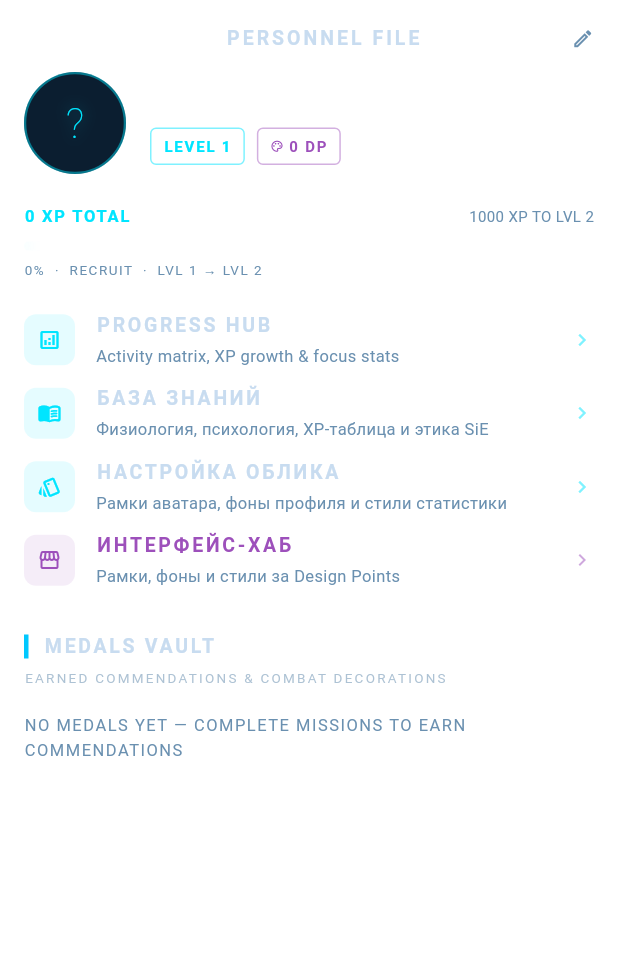
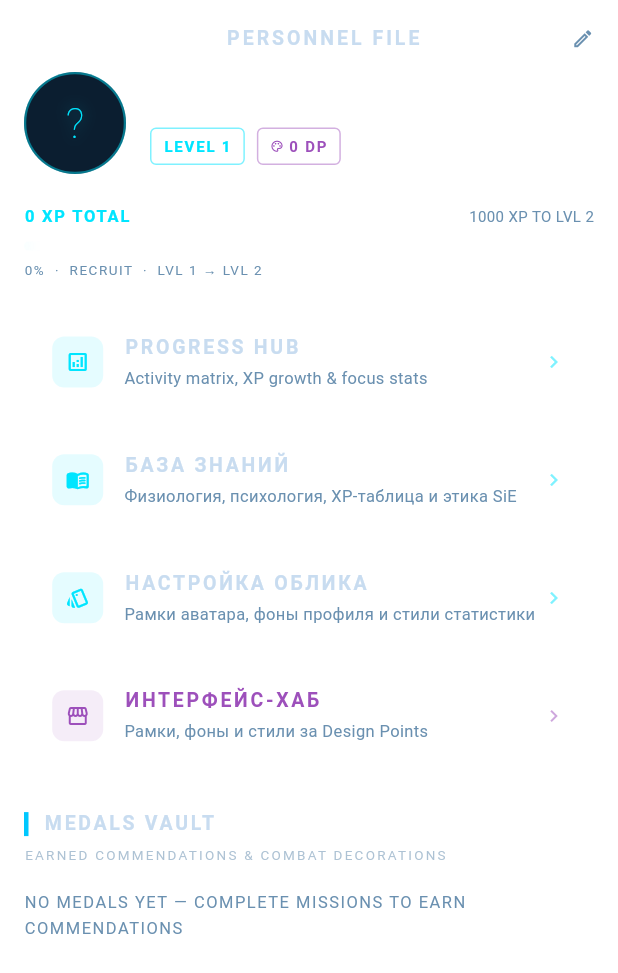
Before and after one commit to z1parus/SiE, a Flutter app: the ProfileScreen screen opened directly, on a phone screen of 412 x 824 dp. Shown: the top 973 px of the screen. Run offline on Flutter 3.47's test engine with Material 3 defaults, Android fonts, the phone set to English and light mode, and no system bars; our stand-ins replace audioplayers, cached_network_image, fl_chart, flutter_riverpod, image_picker, supabase_flutter and 1 more; missing offline and left inert: dart:js_interop, liquid_glass_widgets, soundpool; accounts and stored records are empty; network calls fail.

Commit message:
fix(ui): scroll blur flicker, star jank, customization & app icon
Profile screen scroll bugs:
- _HeaderGlassCard: useOwnLayer→false — shares GlassPage backdrop scope
  instead of racing SingleChildScrollView with per-frame capture. Eliminates
  blur flash/disappear during scroll.
- _NavButton: replaced SieGlassCard with Container+BoxDecoration — zero GPU
  shader overhead in scroll view, removes GPU contention that jerked stars.
- AchievementBadge unlocked: Container-based gold styling (no GlassCard in
  GridView inside ScrollView — same root cause as nav buttons).
- Wrapped scroll content in RepaintBoundary to isolate it from the background
  overlay layer and prevent cross-layer repaint cascades.

Profile customization now live:
- _ProfileContent watches profileBackgroundsProvider + statStylesProvider and
  resolves EquippedAssets from all three cosmetic categories.
- Equipped background gradient renders as 28% opacity overlay behind content.
- Equipped stat style renders as _StatStyleCard below the header glass card.

App icon: replaced default Flutter icon with custom SiE brand icon across all
Android mipmap densities (mdpi→xxxhdpi) using flutter_launcher_icons.

flutter analyze: 0 issues

Co-Authored-By: Claude Sonnet 4.6 <noreply@anthropic.com>

```diff
--- a/apps/central_hub/lib/screens/profile_screen.dart
+++ b/apps/central_hub/lib/screens/profile_screen.dart
@@ -18,8 +18,6 @@ const _kPurple = Color(0xFF7000FF);
 class ProfileScreen extends ConsumerWidget {
   const ProfileScreen({super.key, this.asTab = false});
 
-  /// When true the screen is mounted inside the navigation shell — skip the
-  /// own GlassPage wrapper (shell provides it) and hide the back button.
   final bool asTab;
 
   @override
@@ -114,6 +112,8 @@ class _TopBar extends StatelessWidget {
   }
 }
 
+// Glass circle buttons in the top bar don't scroll — useOwnLayer:true is fine
+// here because they sit above the SingleChildScrollView, not inside it.
 class _GlassCircleButton extends StatelessWidget {
   const _GlassCircleButton({required this.icon, required this.onTap});
   final IconData icon;
@@ -153,7 +153,7 @@ class _GlassCircleButton extends StatelessWidget {
 }
 
 // ─────────────────────────────────────────────────────────────────────────────
-// Scrollable profile body
+// Scrollable profile body — resolves all equipped cosmetics here
 // ─────────────────────────────────────────────────────────────────────────────
 class _ProfileContent extends ConsumerWidget {
   const _ProfileContent({required this.profile});
@@ -161,32 +161,81 @@ class _ProfileContent extends ConsumerWidget {
 
   @override
   Widget build(BuildContext context, WidgetRef ref) {
-    final frames = ref.watch(avatarFramesProvider).valueOrNull ?? [];
-    final frame = profile?.equippedFrameId != null
-        ? frames
-            .where((f) => f.id == profile!.equippedFrameId)
-            .firstOrNull
-        : null;
-    final frameDecoration = frame?.buildFrameDecoration() ??
+    // Resolve all three cosmetic categories in one place so a single rebuild
+    // handles frame, background, and stat-style changes simultaneously.
+    final frames      = ref.watch(avatarFramesProvider).valueOrNull ?? [];
+    final backgrounds = ref.watch(profileBackgroundsProvider).valueOrNull ?? [];
+    final styles      = ref.watch(statStylesProvider).valueOrNull ?? [];
+
+    final equipped = EquippedAssets.resolve(
+      frames:       frames,
+      backgrounds:  backgrounds,
+      styles:       styles,
+      frameId:      profile?.equippedFrameId,
+      backgroundId: profile?.equippedBackgroundId,
+      styleId:      profile?.equippedStatStyleId,
+    );
+
+    final frameDecoration = equipped.frame?.buildFrameDecoration() ??
         BoxDecoration(
           shape: BoxShape.circle,
-          border: Border.all(
-            color: _kCyan.withValues(alpha: 0.45),
-            width: 1.5,
-          ),
+          border: Border.all(color: _kCyan.withValues(alpha: 0.45), width: 1.5),
           color: SieTheme.surface,
         );
 
-    return SingleChildScrollView(
+    final xp    = profile?.totalXp ?? 0;
+    final level = (xp ~/ 1000) + 1;
+
+    return Stack(
+      children: [
+        // ── Equipped profile-background gradient overlay ──────
+        // Rendered at reduced opacity so it tints the shared space background
+        // without completely obscuring the star field.
+        if (equipped.background?.backgroundGradient != null)
+          Positioned.fill(
+            child: Opacity(
+              opacity: 0.28,
+              child: Container(
+                decoration: BoxDecoration(
+                  gradient: equipped.background!.backgroundGradient,
+                ),
+              ),
+            ),
+          ),
+
+        // ── Scrollable content ────────────────────────────────
+        // RepaintBoundary separates the scroll layer from the background
+        // overlay layer — the star field AnimationController won't trigger
+        // repaints of the scroll content (and vice-versa), eliminating the
+        // scroll-induced jank that made the stars jump.
+        RepaintBoundary(
+          child: SingleChildScrollView(
             padding: const EdgeInsets.fromLTRB(16, 4, 16, 0),
             child: Column(
               crossAxisAlignment: CrossAxisAlignment.start,
               children: [
+                // useOwnLayer:false — relies on the shell's GlassPage
+                // GlassBackdropScope. No per-scroll backdrop capture, so
+                // the blur never flickers or disappears during scroll.
                 _HeaderGlassCard(
                   profile: profile,
                   frameDecoration: frameDecoration,
                 ),
+
+                // Stat-style card — visible only when a stat style is equipped.
+                if (equipped.statStyle != null) ...[
+                  const SizedBox(height: 12),
+                  _StatStyleCard(
+                    statStyle: equipped.statStyle!,
+                    level: level,
+                    xp: xp,
+                  ),
+                ],
+
                 const SizedBox(height: 20),
+
+                // Nav buttons use plain Container+GestureDetector — no glass
+                // shaders in a scroll view (avoids backdrop capture racing).
                 _NavButton(
                   icon: Icons.analytics_outlined,
                   title: 'PROGRESS HUB',
@@ -256,12 +305,15 @@ class _ProfileContent extends ConsumerWidget {
                 const SizedBox(height: 96),
               ],
             ),
+          ),
+        ),
+      ],
     );
   }
 }
 
 // ─────────────────────────────────────────────────────────────────────────────
-// Header Glass Card — avatar + chips + XP bar
+// Header Glass Card — useOwnLayer:false eliminates scroll-induced blur flicker
 // ─────────────────────────────────────────────────────────────────────────────
 class _HeaderGlassCard extends StatelessWidget {
   const _HeaderGlassCard({
@@ -291,7 +343,10 @@ class _HeaderGlassCard extends StatelessWidget {
     return GlassCard(
       padding: const EdgeInsets.all(20),
       shape: LiquidRoundedSuperellipse(borderRadius: 24),
-      useOwnLayer: true,
+      // useOwnLayer:false — relies on the parent GlassBackdropScope
+      // (provided by the shell's GlassPage). This avoids per-frame backdrop
+      // capture that races the ScrollView and causes blur to flash on/off.
+      useOwnLayer: false,
       quality: GlassQuality.standard,
       clipBehavior: Clip.antiAlias,
       settings: LiquidGlassSettings(
@@ -310,7 +365,6 @@ class _HeaderGlassCard extends StatelessWidget {
       child: Column(
         crossAxisAlignment: CrossAxisAlignment.start,
         children: [
-          // ── Avatar + name row ─────────────────────────────
           Row(
             children: [
               Container(
@@ -335,8 +389,10 @@ class _HeaderGlassCard extends StatelessWidget {
                   children: [
                     Text(
                       username,
-                      style:
-                          Theme.of(context).textTheme.headlineMedium?.copyWith(
+                      style: Theme.of(context)
+                          .textTheme
+                          .headlineMedium
+                          ?.copyWith(
                             fontSize: 18,
                             shadows: [
                               Shadow(
@@ -369,8 +425,6 @@ class _HeaderGlassCard extends StatelessWidget {
             ],
           ),
           const SizedBox(height: 20),
-
-          // ── XP progress bar ───────────────────────────────
           Row(
             mainAxisAlignment: MainAxisAlignment.spaceBetween,
             children: [
@@ -452,7 +506,9 @@ class _AvatarLetter extends StatelessWidget {
           color: _kCyan,
           fontSize: 28,
           fontWeight: FontWeight.w200,
-          shadows: [Shadow(color: _kCyan.withValues(alpha: 0.6), blurRadius: 12)],
+          shadows: [
+            Shadow(color: _kCyan.withValues(alpha: 0.6), blurRadius: 12),
+          ],
         ),
       ),
     );
@@ -502,7 +558,57 @@ class _Chip extends StatelessWidget {
 }
 
 // ─────────────────────────────────────────────────────────────────────────────
-// Nav Button — SieGlassCard row with icon + title + subtitle + chevron
+// Equipped stat-style card — renders the XP summary with the user's chosen
+// cosmetic border/glow/accent so the customization is visibly reflected.
+// ─────────────────────────────────────────────────────────────────────────────
+class _StatStyleCard extends StatelessWidget {
+  const _StatStyleCard({
+    required this.statStyle,
+    required this.level,
+    required this.xp,
+  });
+  final CosmeticAsset statStyle;
+  final int level;
+  final int xp;
+
+  @override
+  Widget build(BuildContext context) {
+    final accent   = statStyle.accentColor;
+    final glowCol  = statStyle.styleGlowColor;
+    final glowRad  = statStyle.styleGlowRadius;
+
+    return Container(
+      width: double.infinity,
+      padding: const EdgeInsets.symmetric(horizontal: 16, vertical: 11),
+      decoration: statStyle.buildStatCardDecoration(),
+      child: Row(
+        mainAxisSize: MainAxisSize.min,
+        children: [
+          Icon(Icons.bolt, color: accent, size: 14),
+          const SizedBox(width: 8),
+          Text(
+            'LEVEL $level  ·  $xp XP',
+            style: TextStyle(
+              color: accent,
+              fontSize: 12,
+              fontWeight: FontWeight.w700,
+              letterSpacing: 1.5,
+              shadows: glowCol != null && glowRad > 0
+                  ? [Shadow(color: glowCol, blurRadius: glowRad)]
+                  : null,
+            ),
+          ),
+        ],
+      ),
+    );
+  }
+}
+
+// ─────────────────────────────────────────────────────────────────────────────
+// Nav Button — plain Container instead of SieGlassCard.
+// GlassCard(useOwnLayer:true) inside a SingleChildScrollView causes the
+// backdrop filter to race the scroll offset, making the blur flash on/off.
+// A translucent Container has zero GPU shader overhead and never flickers.
 // ─────────────────────────────────────────────────────────────────────────────
 class _NavButton extends StatelessWidget {
   const _NavButton({
@@ -520,9 +626,18 @@ class _NavButton extends StatelessWidget {
 
   @override
   Widget build(BuildContext context) {
-    return SieGlassCard(
+    return GestureDetector(
+      onTap: onTap,
+      child: Container(
         padding: const EdgeInsets.symmetric(horizontal: 18, vertical: 14),
-      onTap: onTap,
+        decoration: BoxDecoration(
+          color: Colors.white.withValues(alpha: 0.04),
+          borderRadius: BorderRadius.circular(20),
+          border: Border.all(
+            color: Colors.white.withValues(alpha: 0.08),
+            width: 0.8,
+          ),
+        ),
         child: Row(
           children: [
             Container(
@@ -562,6 +677,7 @@ class _NavButton extends StatelessWidget {
               size: 16,
             ),
           ],
+        ),
       ),
     );
   }
```
Also changed, not shown: apps/central_hub/pubspec.yaml (+10 -5 lines), packages/sie_core/lib/src/widgets/achievement_badge.dart (+27 -36 lines), apps/central_hub/assets/icons/app_icon.png (added), 12 other files. Lines whose indentation alone changed are shown as unchanged.
